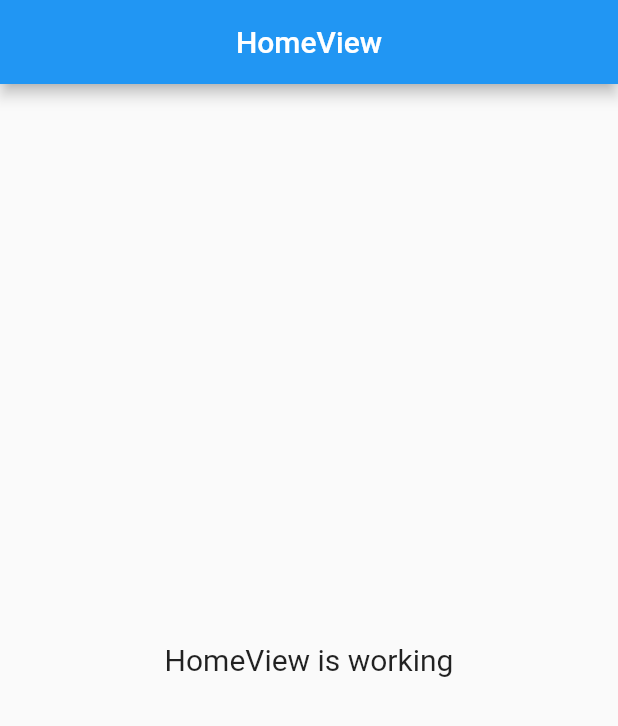
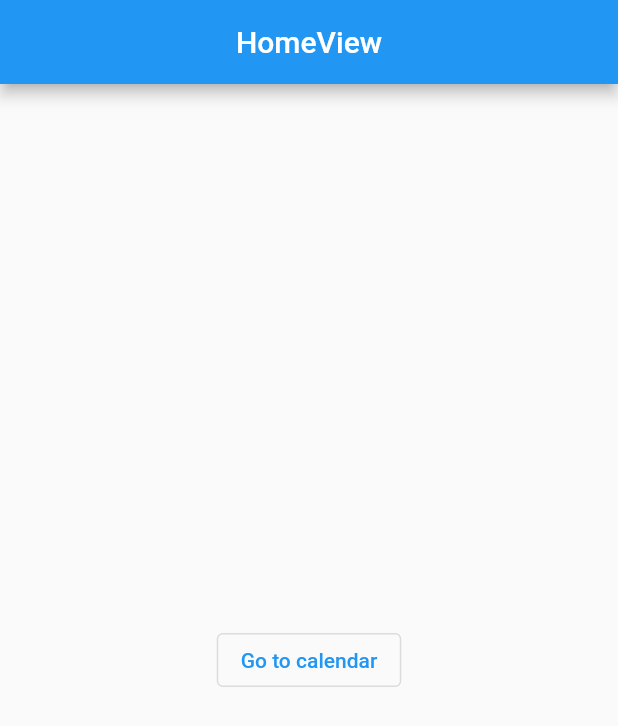
Before and after one commit to KodeKrewTechnologies/attendance_app, a Flutter app: the screen it shows after launch, on a phone screen of 412 x 824 dp. Shown: the top 726 px of the screen. Run offline on Flutter 3.47's test engine with Material 2 defaults, Android fonts, the phone set to English and light mode, and no system bars; our stand-ins replace get, table_calendar.

Commit message:
Added calendar ui with selected function

```diff
--- a/lib/app/modules/home/views/home_view.dart
+++ b/lib/app/modules/home/views/home_view.dart
@@ -1,3 +1,4 @@
+import 'package:attendance_app/app/routes/app_pages.dart';
 import 'package:flutter/material.dart';
 
 import 'package:get/get.dart';
@@ -13,12 +14,10 @@ class HomeView extends GetView<HomeController> {
         title: const Text('HomeView'),
         centerTitle: true,
       ),
-      body: const Center(
-        child: Text(
-          'HomeView is working',
-          style: TextStyle(fontSize: 20),
-        ),
-      ),
+      body: Center(
+          child: OutlinedButton(
+              onPressed: () => Get.toNamed(Routes.calendarPage),
+              child: const Text("Go to calendar"))),
     );
   }
 }
--- a/lib/app/routes/app_routes.dart
+++ b/lib/app/routes/app_routes.dart
@@ -3,10 +3,12 @@ part of 'app_pages.dart';
 
 abstract class Routes {
   Routes._();
-  static const HOME = _Paths.HOME;
+  static const home = _Paths.home;
+  static const calendarPage = _Paths.calendarPage;
 }
 
 abstract class _Paths {
   _Paths._();
-  static const HOME = '/home';
+  static const home = '/home';
+  static const calendarPage = '/calendar-page';
 }
--- a/lib/main.dart
+++ b/lib/main.dart
@@ -8,7 +8,7 @@ void main() {
   runApp(
     GetMaterialApp(
       title: "Application",
-      initialRoute: AppPages.INITIAL,
+      initialRoute: AppPages.initial,
       getPages: AppPages.routes,
     ),
   );
--- a/pubspec.yaml
+++ b/pubspec.yaml
@@ -11,6 +11,8 @@ dependencies:
   flutter:
     sdk: flutter
   firebase_core: ^2.8.0
+  table_calendar: ^3.0.9
+  flutter_dotenv: ^5.0.2
 
 dev_dependencies:
   flutter_lints: 2.0.1
```
Also changed, not shown: lib/app/modules/calendar_page/bindings/calendar_page_binding.dart (added, +12 -0 lines), lib/app/modules/calendar_page/controllers/calendar_page_controller.dart (added, +23 -0 lines), lib/app/modules/calendar_page/views/calendar_page_view.dart (added, +34 -0 lines), lib/app/routes/app_pages.dart (+9 -2 lines), pubspec.lock, 1 other file.
